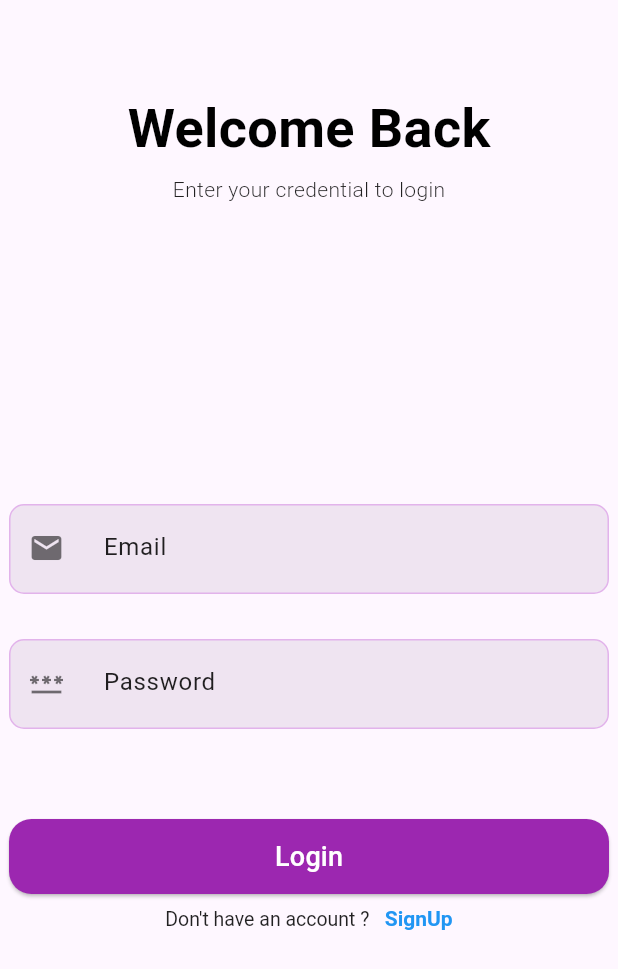
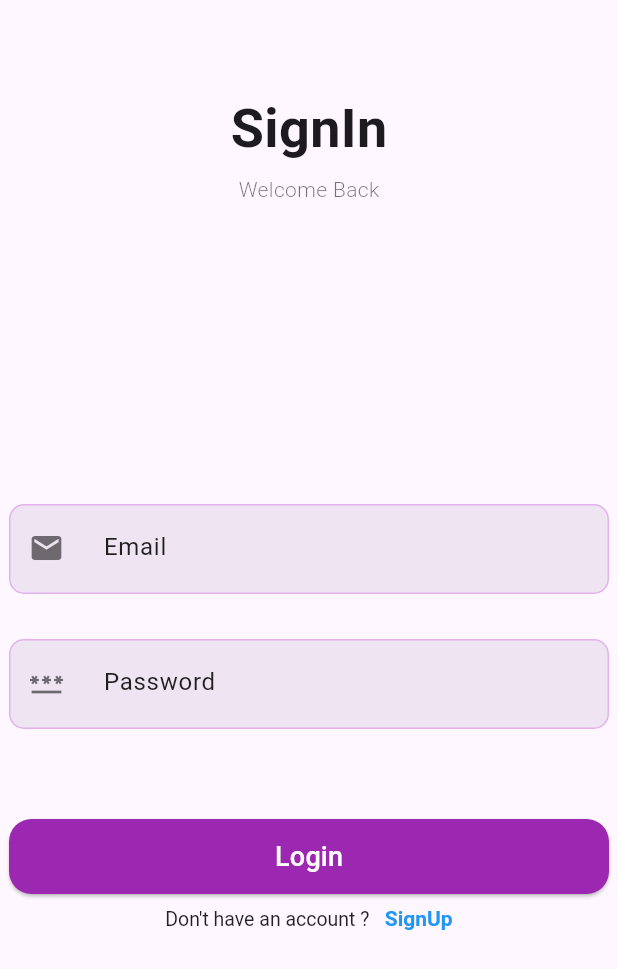
Before and after one commit to Risafekm/blog_app, a Flutter app: the screen it shows after launch, on a phone screen of 412 x 824 dp. Shown: the top 969 px of the screen. Run offline on Flutter 3.47's test engine with Material 3 defaults, Android fonts, the phone set to English and light mode, and no system bars; our stand-ins replace bloc, flutter_bloc, google_fonts, hive, hive_flutter; accounts and stored records are empty.

```diff
--- a/lib/user_pages/authentication_user/login_screen.dart
+++ b/lib/user_pages/authentication_user/login_screen.dart
@@ -1,17 +1,34 @@
-// ignore_for_file: use_key_in_widget_constructors
-
+import 'package:flutter/material.dart';
+import 'package:google_fonts/google_fonts.dart';
+import 'package:flutter_bloc/flutter_bloc.dart';
 import 'package:blog_app/user_pages/authentication_user/bloc/auth_bloc.dart';
 import 'package:blog_app/user_pages/authentication_user/register_screen.dart';
 import 'package:blog_app/user_pages/authentication_user/widgets/button_login.dart';
 import 'package:blog_app/user_pages/authentication_user/widgets/custom_textfield_widget.dart';
 import 'package:blog_app/user_pages/home_screen/home_screen.dart';
-import 'package:flutter/material.dart';
-import 'package:flutter_bloc/flutter_bloc.dart';
-import 'package:google_fonts/google_fonts.dart';
 
 class LoginUserScreen extends StatelessWidget {
+  final _formKey = GlobalKey<FormState>();
   final emailController = TextEditingController();
   final passwordController = TextEditingController();
+
+  String? _validateEmail(String? value) {
+    if (value == null || value.isEmpty) {
+      return 'Please enter an email';
+    }
+    final regex = RegExp(r'^[^@]+@[^@]+\.[^@]+');
+    if (!regex.hasMatch(value)) {
+      return 'Please enter a valid email';
+    }
+    return null;
+  }
+
+  String? _validatePassword(String? value) {
+    if (value == null || value.isEmpty) {
+      return 'Please enter a password';
+    }
+    return null;
+  }
 
   @override
   Widget build(BuildContext context) {
@@ -19,7 +36,7 @@ class LoginUserScreen extends StatelessWidget {
       listener: (context, state) {
         if (state is AuthSuccess) {
           ScaffoldMessenger.of(context).showSnackBar(
-              SnackBar(content: Text("welcome: ${state.user.username}")));
+              SnackBar(content: Text("Welcome: ${state.user.username}")));
           Navigator.pushReplacement(context,
               MaterialPageRoute(builder: (context) => const HomeScreen()));
         } else if (state is AuthFailure) {
@@ -34,6 +51,8 @@ class LoginUserScreen extends StatelessWidget {
               height: MediaQuery.of(context).size.height,
               width: MediaQuery.of(context).size.width,
               decoration: const BoxDecoration(),
+              child: Form(
+                key: _formKey,
                 child: Column(
                   mainAxisAlignment: MainAxisAlignment.start,
                   crossAxisAlignment: CrossAxisAlignment.start,
@@ -47,12 +66,14 @@ class LoginUserScreen extends StatelessWidget {
                       text: 'Email',
                       icon: Icons.email,
                       controller: emailController,
+                      validator: _validateEmail,
                     ),
                     const SizedBox(height: 30),
                     CustomTextFieldWidget(
                       text: 'Password',
                       icon: Icons.password,
                       controller: passwordController,
+                      validator: _validatePassword,
                     ),
                     const SizedBox(height: 60),
                     BlocBuilder<AuthBloc, AuthState>(
@@ -60,12 +81,12 @@ class LoginUserScreen extends StatelessWidget {
                         return ButtonLogin(
                           text: 'Login',
                           onPressed: () {
-                          BlocProvider.of<AuthBloc>(context).add(
-                            LoginUser(
+                            if (_formKey.currentState?.validate() ?? false) {
+                              BlocProvider.of<AuthBloc>(context).add(LoginUser(
                                 email: emailController.text,
                                 password: passwordController.text,
-                            ),
-                          );
+                              ));
+                            }
                           },
                         );
                       },
@@ -73,6 +94,7 @@ class LoginUserScreen extends StatelessWidget {
                     const SizedBox(height: 8),
                     dontHaveAccountText(context),
                   ],
+                ),
               ),
             ),
           ),
@@ -89,7 +111,7 @@ class LoginUserScreen extends StatelessWidget {
         child: RichText(
           textAlign: TextAlign.center,
           text: TextSpan(
-              text: "Don't have an account ? ",
+              text: 'Don\'t have an account ? ',
               style: GoogleFonts.roboto(
                 fontSize: 13,
                 color: Colors.black87,
@@ -111,9 +133,9 @@ class LoginUserScreen extends StatelessWidget {
   Center subText() {
     return const Center(
       child: Text(
-        'Enter your credential to login',
+        'Welcome Back',
         style: TextStyle(
-            fontSize: 14, fontWeight: FontWeight.w300, color: Colors.black87),
+            fontSize: 14, fontWeight: FontWeight.w300, color: Colors.black54),
       ),
     );
   }
@@ -121,9 +143,11 @@ class LoginUserScreen extends StatelessWidget {
   Center signInText() {
     return Center(
       child: Text(
-        'Welcome Back',
+        'SignIn',
         style: GoogleFonts.roboto(
-            fontSize: 36, fontWeight: FontWeight.w600, color: Colors.black),
+          fontSize: 36,
+          fontWeight: FontWeight.w600,
+        ),
       ),
     );
   }
--- a/lib/user_pages/authentication_user/widgets/custom_textfield_widget.dart
+++ b/lib/user_pages/authentication_user/widgets/custom_textfield_widget.dart
@@ -7,11 +7,14 @@ class CustomTextFieldWidget extends StatelessWidget {
   String text;
   IconData icon;
   TextEditingController controller;
+  FormFieldValidator<String>? validator;
+
   CustomTextFieldWidget({
     super.key,
     required this.text,
     required this.icon,
     required this.controller,
+    this.validator,
   });
 
   @override
@@ -21,22 +24,34 @@ class CustomTextFieldWidget extends StatelessWidget {
         height: 60,
         width: 400,
         decoration: BoxDecoration(
-            borderRadius: BorderRadius.circular(10),
-            color: textfieldcolor,
-            border: Border.all(color: bordercolor)),
-        child: TextField(
+          borderRadius: BorderRadius.circular(10),
+          color: textfieldcolor,
+          border: Border.all(color: bordercolor),
+        ),
+        child: TextFormField(
           controller: controller,
+          validator: validator,
           decoration: InputDecoration(
-            constraints: const BoxConstraints(maxWidth: 400, maxHeight: 65),
+            constraints: const BoxConstraints(maxWidth: 400, maxHeight: 100),
             label: Padding(
               padding: const EdgeInsets.only(left: 10.0),
               child: Text(
                 text,
                 style: const TextStyle(
-                    color: Colors.black87, fontWeight: FontWeight.w400),
+                  color: Colors.black87,
+                  fontWeight: FontWeight.w400,
+                ),
               ),
             ),
             prefixIcon: Icon(icon, color: Colors.black54),
+            border: OutlineInputBorder(
+              borderRadius: BorderRadius.circular(10),
+              borderSide: const BorderSide(color: Colors.transparent),
+            ),
+            disabledBorder: OutlineInputBorder(
+              borderRadius: BorderRadius.circular(10),
+              borderSide: const BorderSide(color: Colors.transparent),
+            ),
             focusedBorder: OutlineInputBorder(
               borderRadius: BorderRadius.circular(10),
               borderSide: const BorderSide(color: Colors.transparent),
```
Lines whose indentation alone changed are shown as unchanged.
